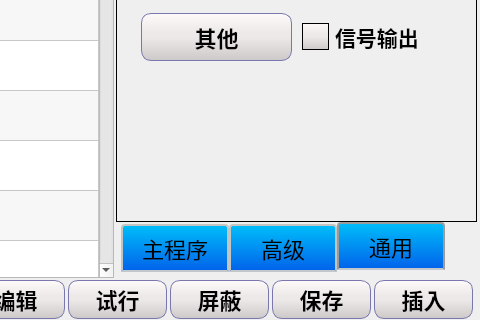
Above: teach.ui from Jade-yun/MachineTool before the change; both pictures show x 544 to 1024 and y 261 to 581 of the 1024 by 581 pixel window. Below: the same form after it.
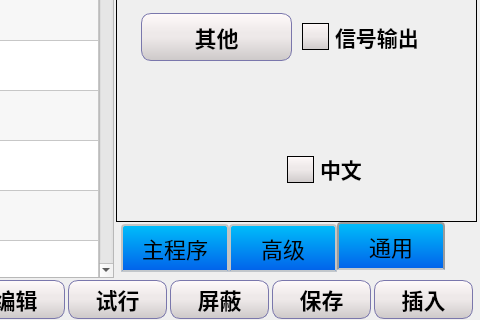
That is the form after the change. Icons and pictures are not drawn.

Patch:
```diff
--- a/teach.ui
+++ b/teach.ui
@@ -2080,6 +2080,28 @@
       </item>
      </layout>
     </widget>
+    <widget class="QCheckBox" name="check">
+     <property name="geometry">
+      <rect>
+       <x>170</x>
+       <y>410</y>
+       <width>111</width>
+       <height>34</height>
+      </rect>
+     </property>
+     <property name="text">
+      <string>中文</string>
+     </property>
+     <property name="checked">
+      <bool>false</bool>
+     </property>
+     <property name="autoExclusive">
+      <bool>true</bool>
+     </property>
+     <property name="tristate">
+      <bool>true</bool>
+     </property>
+    </widget>
    </widget>
   </widget>
  </widget>
```
